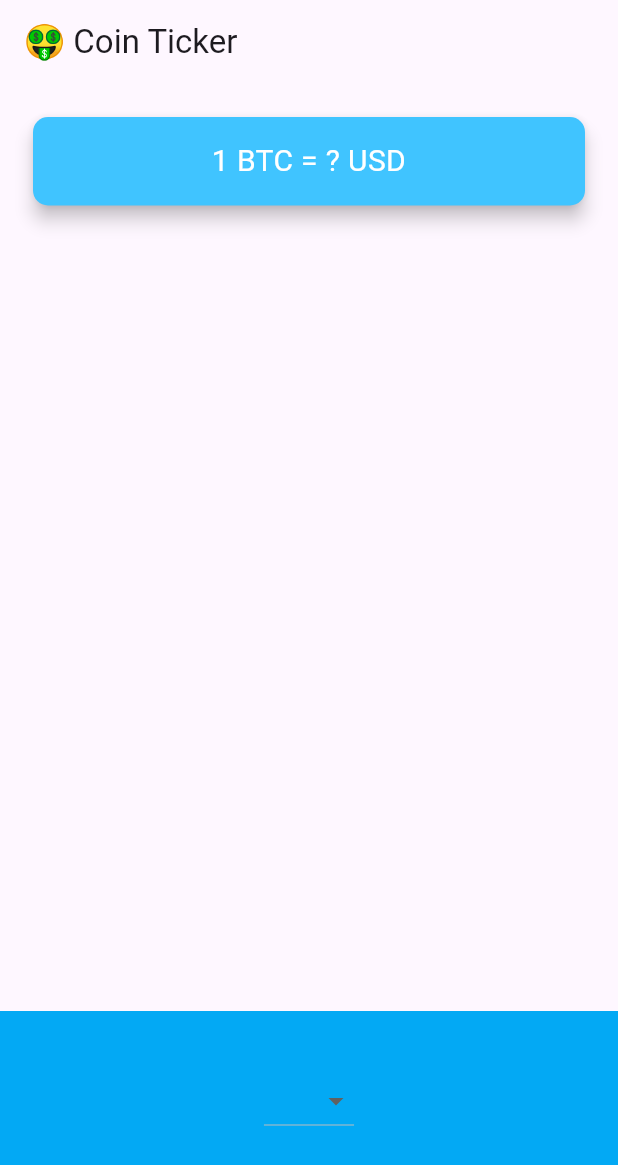
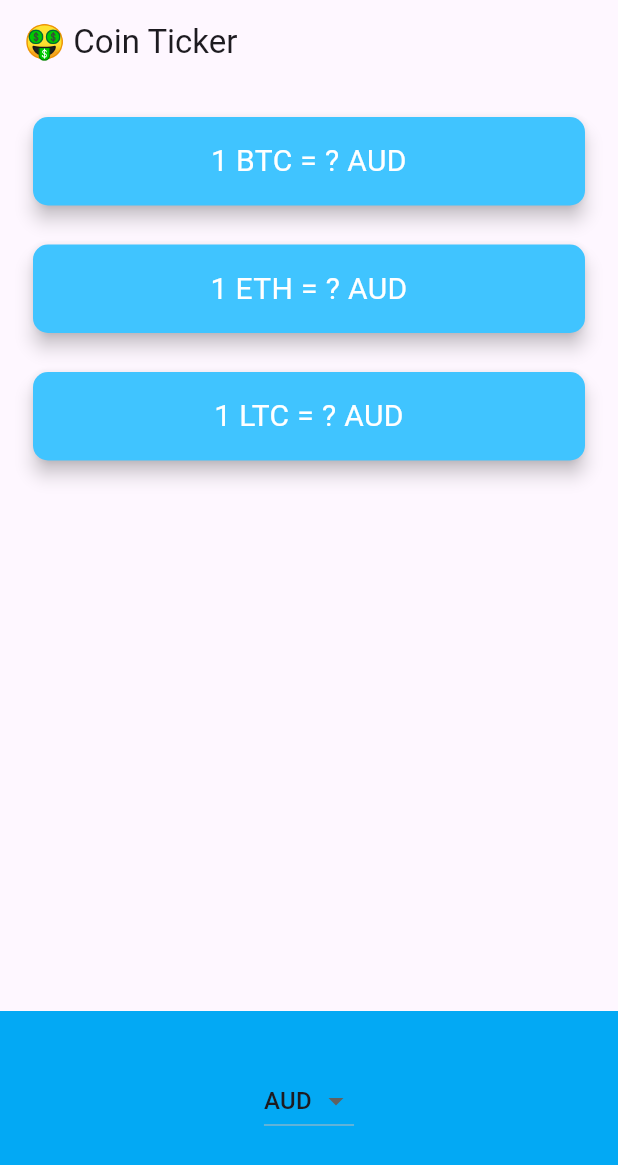
Before and after one commit to pranaypatel512/bitcoin_tracker_flutter, a Flutter app: the screen it shows after launch, on a phone screen of 412 x 824 dp. Shown: the top 1165 px of the screen. Run offline on Flutter 3.47's test engine with Material 2 defaults, Android fonts, the light colour scheme and no system bars; our stand-ins replace flutter_dotenv; network calls fail.

Commit message:
completed app

```diff
--- a/lib/main.dart
+++ b/lib/main.dart
@@ -1,8 +1,11 @@
 import 'package:flutter/material.dart';
+import 'package:flutter_dotenv/flutter_dotenv.dart';
 
 import 'price_screen.dart';
 
-void main() {
+Future main() async {
+  await dotenv.load(fileName: ".env");
+
   runApp(const MyApp());
 }
 
--- a/lib/price_screen.dart
+++ b/lib/price_screen.dart
@@ -1,9 +1,7 @@
-import 'dart:io';
-
+import 'package:flutter/material.dart';
 import 'package:flutter/cupertino.dart';
-import 'package:flutter/material.dart';
-
 import 'coin_data.dart';
+import 'dart:io' show Platform;
 
 class PriceScreen extends StatefulWidget {
   @override
@@ -11,7 +9,93 @@ class PriceScreen extends StatefulWidget {
 }
 
 class _PriceScreenState extends State<PriceScreen> {
-  String? selectCurrency = 'USD';
+  String? selectedCurrency = 'AUD';
+
+  DropdownButton<String> androidDropdown() {
+    List<DropdownMenuItem<String>> dropdownItems = [];
+    for (String currency in currenciesList) {
+      var newItem = DropdownMenuItem(
+        child: Text(currency),
+        value: currency,
+      );
+      dropdownItems.add(newItem);
+    }
+
+    return DropdownButton<String>(
+      value: selectedCurrency,
+      items: dropdownItems,
+      onChanged: (value) {
+        setState(() {
+          selectedCurrency = value;
+          getData();
+        });
+      },
+    );
+  }
+
+  CupertinoPicker iOSPicker() {
+    List<Text> pickerItems = [];
+    for (String currency in currenciesList) {
+      pickerItems.add(Text(currency));
+    }
+
+    return CupertinoPicker(
+      backgroundColor: Colors.lightBlue,
+      itemExtent: 32.0,
+      onSelectedItemChanged: (selectedIndex) {
+        setState(() {
+          selectedCurrency = currenciesList[selectedIndex];
+          getData();
+        });
+      },
+      children: pickerItems,
+    );
+  }
+
+  //value had to be updated into a Map to store the values of all three cryptocurrencies.
+  Map<String, String> coinValues = {};
+  //7: Figure out a way of displaying a '?' on screen while we're waiting for the price data to come back. First we have to create a variable to keep track of when we're waiting on the request to complete.
+  bool isWaiting = false;
+
+  void getData() async {
+    //7: Second, we set it to true when we initiate the request for prices.
+    isWaiting = true;
+    try {
+      //6: Update this method to receive a Map containing the crypto:price key value pairs.
+      var data = await CoinData().fetchCoinData(selectedCurrency);
+      //7. Third, as soon the above line of code completes, we now have the data and no longer need to wait. So we can set isWaiting to false.
+      isWaiting = false;
+      setState(() {
+        coinValues = data;
+      });
+    } catch (e) {
+      print(e);
+    }
+  }
+
+  @override
+  void initState() {
+    super.initState();
+    getData();
+  }
+
+  ////For bonus points, create a method that loops through the cryptoList and generates a CryptoCard for each. Call makeCards() in the build() method instead of the Column with 3 CryptoCards.
+//  Column makeCards() {
+//    List<CryptoCard> cryptoCards = [];
+//    for (String crypto in cryptoList) {
+//      cryptoCards.add(
+//        CryptoCard(
+//          cryptoCurrency: crypto,
+//          selectedCurrency: selectedCurrency,
+//          value: isWaiting ? '?' : coinValues[crypto],
+//        ),
+//      );
+//    }
+//    return Column(
+//      crossAxisAlignment: CrossAxisAlignment.stretch,
+//      children: cryptoCards,
+//    );
+//  }
 
   @override
   Widget build(BuildContext context) {
@@ -23,77 +107,77 @@ class _PriceScreenState extends State<PriceScreen> {
         mainAxisAlignment: MainAxisAlignment.spaceBetween,
         crossAxisAlignment: CrossAxisAlignment.stretch,
         children: <Widget>[
-          Padding(
-            padding: EdgeInsets.fromLTRB(18.0, 18.0, 18.0, 0),
-            child: Card(
-              color: Colors.lightBlueAccent,
-              elevation: 5.0,
-              shape: RoundedRectangleBorder(
-                borderRadius: BorderRadius.circular(10.0),
+          //3: You'll need to use a Column Widget to contain the three CryptoCards.
+          Column(
+            crossAxisAlignment: CrossAxisAlignment.stretch,
+            children: <Widget>[
+              CryptoCard(
+                cryptoCurrency: 'BTC',
+                //7. Finally, we use a ternary operator to check if we are waiting and if so, we'll display a '?' otherwise we'll show the actual price data.
+                value: isWaiting ? '?' : coinValues['BTC'],
+                selectedCurrency: selectedCurrency,
               ),
-              child: Padding(
-                padding: EdgeInsets.symmetric(vertical: 15.0, horizontal: 28.0),
-                child: Text(
-                  '1 BTC = ? USD',
-                  textAlign: TextAlign.center,
-                  style: TextStyle(
-                    fontSize: 20.0,
-                    color: Colors.white,
-                  ),
-                ),
+              CryptoCard(
+                cryptoCurrency: 'ETH',
+                value: isWaiting ? '?' : coinValues['ETH'],
+                selectedCurrency: selectedCurrency,
               ),
-            ),
+              CryptoCard(
+                cryptoCurrency: 'LTC',
+                value: isWaiting ? '?' : coinValues['LTC'],
+                selectedCurrency: selectedCurrency,
+              ),
+            ],
           ),
+
           Container(
             height: 150.0,
             alignment: Alignment.center,
             padding: EdgeInsets.only(bottom: 30.0),
             color: Colors.lightBlue,
-            child: getPicker(),
+            child: Platform.isIOS ? iOSPicker() : androidDropdown(),
           ),
         ],
       ),
     );
   }
+}
 
-Widget? getPicker(){
-  if(Platform.isAndroid){
-    return androidPicker();
-  }else if(Platform.isIOS){
-    return iosPicker();
+//1: Refactor this Padding Widget into a separate Stateless Widget called CryptoCard, so we can create 3 of them, one for each cryptocurrency.
+class CryptoCard extends StatelessWidget {
+  //2: You'll need to able to pass the selectedCurrency, value and cryptoCurrency to the constructor of this CryptoCard Widget.
+  const CryptoCard({
+    required this.value,
+    required this.selectedCurrency,
+    required this.cryptoCurrency,
+  });
+
+  final String? value;
+  final String? selectedCurrency;
+  final String? cryptoCurrency;
+
+  @override
+  Widget build(BuildContext context) {
+    return Padding(
+      padding: EdgeInsets.fromLTRB(18.0, 18.0, 18.0, 0),
+      child: Card(
+        color: Colors.lightBlueAccent,
+        elevation: 5.0,
+        shape: RoundedRectangleBorder(
+          borderRadius: BorderRadius.circular(10.0),
+        ),
+        child: Padding(
+          padding: EdgeInsets.symmetric(vertical: 15.0, horizontal: 28.0),
+          child: Text(
+            '1 $cryptoCurrency = $value $selectedCurrency',
+            textAlign: TextAlign.center,
+            style: TextStyle(
+              fontSize: 20.0,
+              color: Colors.white,
+            ),
+          ),
+        ),
+      ),
+    );
   }
-  return null;
 }
-  CupertinoPicker iosPicker(){
-    return CupertinoPicker(
-              itemExtent: 30,
-              children: currenciesList
-                  .map((e) => Text(
-                        '$e',
-                        style: TextStyle(color: Colors.white),
-                      ))
-                  .toList(),
-              onSelectedItemChanged: (value) {
-                setState(() {
-                  selectCurrency = currenciesList[value];
-                });
-              },
-            );
-  }
-
-DropdownButton androidPicker(){
-  return DropdownButton(items: currenciesList
-                  .map((e) => DropdownMenuItem(
-                    child: Text(
-                          '$e',
-                          style: TextStyle(color: Colors.white),
-                        ),value: e,
-                  ))
-                  .toList(), onChanged:(value) {
-                    setState(() {
-                      selectCurrency=value;
-                    });
-
-                  },);
-}
-}
```
Also changed, not shown: lib/coin_data.dart (+32 -6 lines), lib/logger.dart (added, +9 -0 lines), pubspec.yaml (+4 -3 lines), pubspec.lock, 1 other file.
